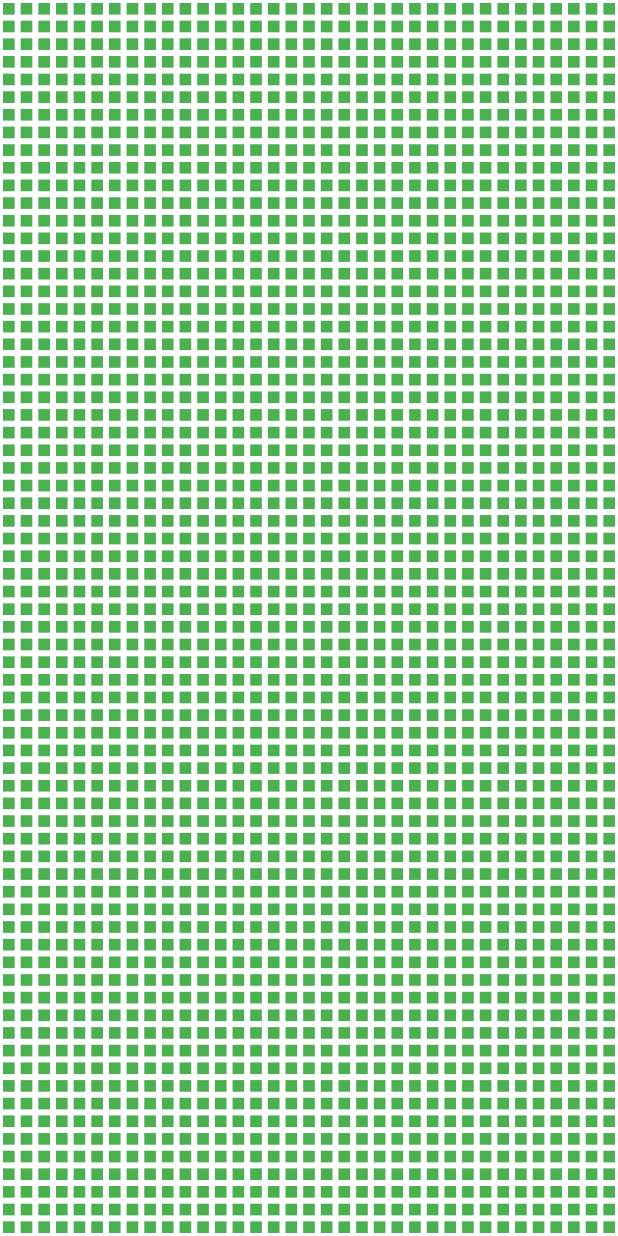
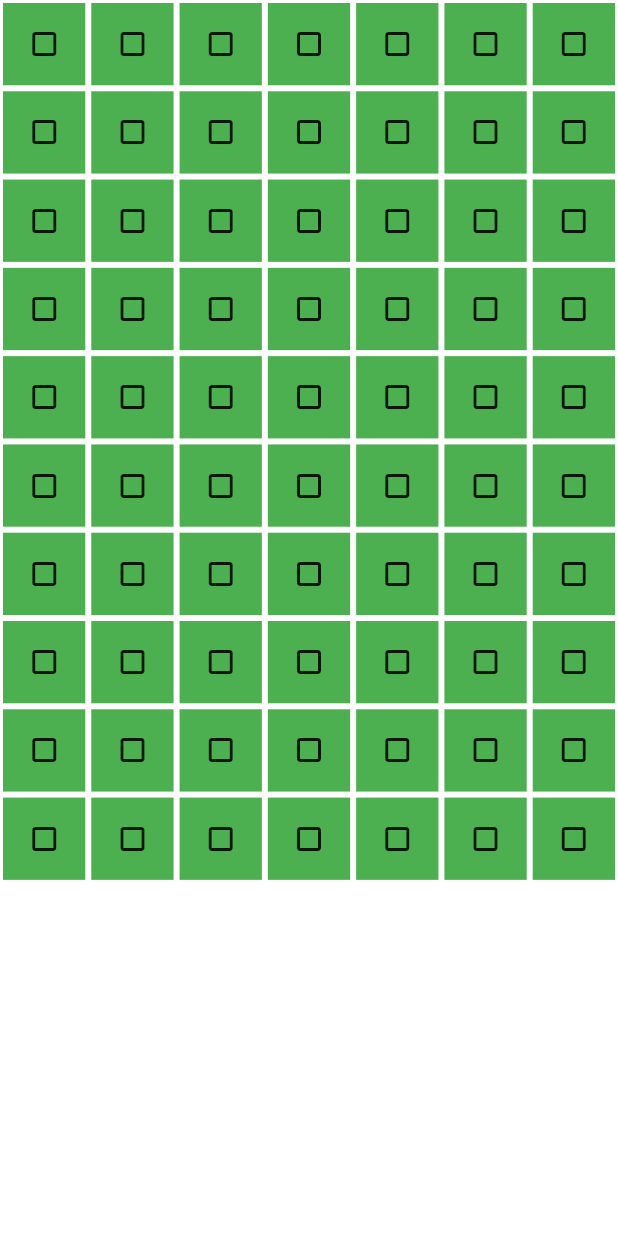
Before and after one commit to SueDoenim/flutter_minesweeper, a Flutter app: the screen it shows after launch, on a phone screen of 412 x 824 dp. Run offline on Flutter 3.47's test engine with Material 2 defaults, Android fonts, the phone set to English and light mode, and no system bars.

Commit message:
Implement playable game prototype.

```diff
--- a/lib/main.dart
+++ b/lib/main.dart
@@ -48,7 +48,7 @@ class BoardPosition {
 
 class BoardActivity extends StatefulWidget {
   @override
-  _BoardActivityState createState() => _BoardActivityState(35, 100, 0);
+  _BoardActivityState createState() => _BoardActivityState(7, 10, 10);
 }
 
 class _BoardActivityState extends State<BoardActivity> {
@@ -56,6 +56,7 @@ class _BoardActivityState extends State<BoardActivity> {
   final int rowCount;
   final int mineCount;
   int coveredCount;
+  int flaggedCount;
   List<List<Square>> grid;
 
   List<BoardPosition> _getAdjacentSquares(int column, int row) {
@@ -91,19 +92,18 @@ class _BoardActivityState extends State<BoardActivity> {
     if (grid[column][row].isMine == null) {
       _initializeGrid(column, row);
     }
-    if (grid[column][row].isCovered == true) {
+    if (grid[column][row].isCovered == true &&
+        grid[column][row].isFlagged == false) {
       _uncoverSquare(column, row);
     }
   }
 
   _handleLongPress(int column, int row) {
-    print("There was a long press");
-    print(coveredCount.toString());
+    _flagSquare(column, row);
   }
 
   _initializeGrid(column, row) {
     Random random = Random();
-    setState(() {
     for (int i = 0; i < mineCount; i++) {
       int mineColumn, mineRow;
       do {
@@ -125,7 +125,7 @@ class _BoardActivityState extends State<BoardActivity> {
         });
       }
     }
-    });
+    setState(() {});
   }
 
   _uncoverSquare(int column, int row) {
@@ -136,12 +136,31 @@ class _BoardActivityState extends State<BoardActivity> {
     }
     if (grid[column][row].adjacentMines == 0) {
       _getAdjacentSquares(column, row).forEach((position) {
-        if (grid[position.column][position.row].isCovered == true) {
+        if (grid[position.column][position.row].isCovered == true &&
+            grid[position.column][position.row].isFlagged == false) {
           _uncoverSquare(position.column, position.row);
         }
       });
     }
     setState(() {});
+    if (coveredCount == mineCount) {
+      _handleWin();
+    }
+  }
+
+  _flagSquare(int column, int row) {
+    if (grid[column][row].isFlagged == false) {
+      grid[column][row].isFlagged = true;
+      flaggedCount++;
+    } else {
+      grid[column][row].isFlagged = false;
+      flaggedCount--;
+    }
+    setState(() {});
+  }
+
+  _handleWin() {
+    print("yay.");
   }
 
   _handleLose() {
@@ -150,12 +169,25 @@ class _BoardActivityState extends State<BoardActivity> {
 
   _BoardActivityState(this.columnCount, this.rowCount, this.mineCount) {
     this.coveredCount = columnCount * rowCount;
+    this.flaggedCount = 0;
     grid = List.generate(columnCount, (i) {
       return List.generate(rowCount, (j) {
         return Square(null, true, false, 0);
       }, growable: false);
     }, growable: false);
   }
+
+  final List<IconData> adjacencyIcons = [
+    Icons.filter_none,
+    Icons.filter_1,
+    Icons.filter_2,
+    Icons.filter_3,
+    Icons.filter_4,
+    Icons.filter_5,
+    Icons.filter_6,
+    Icons.filter_7,
+    Icons.filter_8,
+  ];
 
   @override
   Widget build(BuildContext context) {
@@ -171,15 +203,23 @@ class _BoardActivityState extends State<BoardActivity> {
           child: Container(
               margin: EdgeInsets.all(2),
               color: (grid[position % columnCount][position ~/ columnCount]
-                          .isMine ??
-                      false)
-                  ? Colors.red
-                  : Colors.green,
+                      .isCovered)
+                  ? Colors.green
+                  : Colors.grey,
               child: Center(
-                child: Text(grid[position % columnCount]
+                child: Icon(grid[position % columnCount]
                             [position ~/ columnCount]
-                    .adjacentMines
-                    .toString()), //Icon(Icons.flare),
+                        .isCovered
+                    ? (grid[position % columnCount][position ~/ columnCount]
+                            .isFlagged
+                        ? Icons.outlined_flag
+                        : Icons.crop_square)
+                    : (grid[position % columnCount][position ~/ columnCount]
+                            .isMine
+                        ? Icons.flare
+                        : (adjacencyIcons[grid[position % columnCount]
+                                [position ~/ columnCount]
+                            .adjacentMines]))),
               )),
           onTap: () =>
               _handleTap(position % columnCount, position ~/ columnCount),
```
Lines whose indentation alone changed are shown as unchanged.
